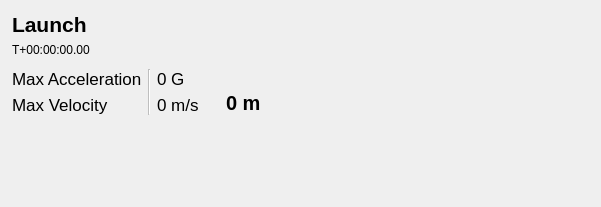
This is Frontend/Widgets/TimelineWidget/statesummarywidget.ui in WPI-HPRC/groundstation-2025 as Qt 5 draws it before an edit. The edited form follows.
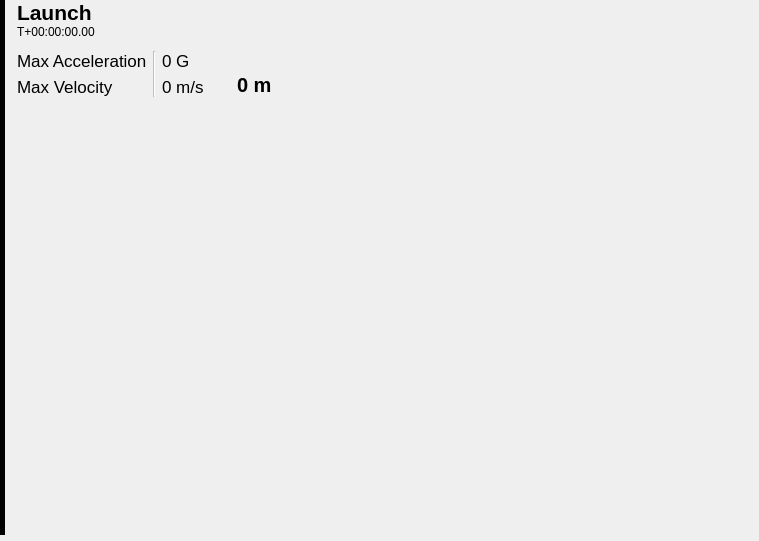
This is the edited form.

Diff of the .ui file:
```diff
--- a/Frontend/Widgets/TimelineWidget/statesummarywidget.ui
+++ b/Frontend/Widgets/TimelineWidget/statesummarywidget.ui
@@ -6,14 +6,14 @@
    <rect>
     <x>0</x>
     <y>0</y>
-    <width>601</width>
-    <height>207</height>
+    <width>759</width>
+    <height>541</height>
    </rect>
   </property>
   <property name="windowTitle">
    <string>StateSummaryWidget</string>
   </property>
-  <layout class="QGridLayout" name="gridLayout">
+  <layout class="QGridLayout" name="gridLayout" columnstretch="0,0,0,0">
    <property name="leftMargin">
     <number>0</number>
    </property>
@@ -24,59 +24,28 @@
     <number>0</number>
    </property>
    <property name="bottomMargin">
-    <number>0</number>
+    <number>6</number>
+   </property>
+   <property name="horizontalSpacing">
+    <number>12</number>
    </property>
    <property name="verticalSpacing">
     <number>6</number>
    </property>
-   <item row="0" column="0">
-    <widget class="QWidget" name="widget" native="true">
-     <layout class="QVBoxLayout" name="verticalLayout_4">
-      <property name="leftMargin">
-       <number>12</number>
-      </property>
-      <property name="topMargin">
-       <number>12</number>
-      </property>
-      <property name="rightMargin">
-       <number>12</number>
-      </property>
-      <property name="bottomMargin">
-       <number>0</number>
-      </property>
-      <item>
-       <widget class="QLabel" name="StateName">
-        <property name="font">
-         <font>
-          <pointsize>16</pointsize>
-          <italic>false</italic>
-          <bold>true</bold>
-          <underline>false</underline>
-          <kerning>true</kerning>
-         </font>
-        </property>
-        <property name="text">
-         <string>Launch</string>
-        </property>
-        <property name="alignment">
-         <set>Qt::AlignmentFlag::AlignLeading|Qt::AlignmentFlag::AlignLeft|Qt::AlignmentFlag::AlignVCenter</set>
-        </property>
-       </widget>
-      </item>
-      <item>
-       <widget class="QLabel" name="TimeLabel">
-        <property name="text">
-         <string>T+00:00:00.00</string>
-        </property>
-        <property name="alignment">
-         <set>Qt::AlignmentFlag::AlignLeading|Qt::AlignmentFlag::AlignLeft|Qt::AlignmentFlag::AlignVCenter</set>
-        </property>
-       </widget>
-      </item>
-     </layout>
-    </widget>
+   <item row="3" column="1">
+    <spacer name="verticalSpacer">
+     <property name="orientation">
+      <enum>Qt::Orientation::Vertical</enum>
+     </property>
+     <property name="sizeHint" stdset="0">
+      <size>
+       <width>20</width>
+       <height>40</height>
+      </size>
+     </property>
+    </spacer>
    </item>
-   <item row="0" column="1" rowspan="3">
+   <item row="0" column="2" rowspan="3">
     <widget class="QWidget" name="widget_2" native="true">
      <property name="font">
       <font>
@@ -85,7 +54,7 @@
      </property>
      <layout class="QVBoxLayout" name="verticalLayout">
       <property name="topMargin">
-       <number>12</number>
+       <number>0</number>
       </property>
       <property name="bottomMargin">
        <number>0</number>
@@ -110,7 +79,7 @@
      </layout>
     </widget>
    </item>
-   <item row="2" column="0">
+   <item row="2" column="1">
     <widget class="QFrame" name="Frame3">
      <property name="minimumSize">
       <size>
@@ -126,7 +95,7 @@
      </property>
      <layout class="QHBoxLayout" name="horizontalLayout_2">
       <property name="leftMargin">
-       <number>12</number>
+       <number>0</number>
       </property>
       <property name="topMargin">
        <number>0</number>
@@ -264,20 +233,60 @@
      </layout>
     </widget>
    </item>
-   <item row="3" column="0">
-    <spacer name="verticalSpacer">
-     <property name="orientation">
-      <enum>Qt::Orientation::Vertical</enum>
-     </property>
-     <property name="sizeHint" stdset="0">
-      <size>
-       <width>20</width>
-       <height>40</height>
-      </size>
-     </property>
-    </spacer>
+   <item row="0" column="1">
+    <widget class="QWidget" name="widget" native="true">
+     <layout class="QVBoxLayout" name="verticalLayout_4">
+      <property name="spacing">
+       <number>0</number>
+      </property>
+      <property name="leftMargin">
+       <number>0</number>
+      </property>
+      <property name="topMargin">
+       <number>0</number>
+      </property>
+      <property name="rightMargin">
+       <number>12</number>
+      </property>
+      <property name="bottomMargin">
+       <number>0</number>
+      </property>
+      <item>
+       <widget class="QLabel" name="StateName">
+        <property name="font">
+         <font>
+          <pointsize>16</pointsize>
+          <italic>false</italic>
+          <bold>true</bold>
+          <underline>false</underline>
+          <kerning>true</kerning>
+         </font>
+        </property>
+        <property name="text">
+         <string>Launch</string>
+        </property>
+        <property name="alignment">
+         <set>Qt::AlignmentFlag::AlignLeading|Qt::AlignmentFlag::AlignLeft|Qt::AlignmentFlag::AlignTop</set>
+        </property>
+        <property name="indent">
+         <number>0</number>
+        </property>
+       </widget>
+      </item>
+      <item>
+       <widget class="QLabel" name="TimeLabel">
+        <property name="text">
+         <string>T+00:00:00.00</string>
+        </property>
+        <property name="alignment">
+         <set>Qt::AlignmentFlag::AlignLeading|Qt::AlignmentFlag::AlignLeft|Qt::AlignmentFlag::AlignVCenter</set>
+        </property>
+       </widget>
+      </item>
+     </layout>
+    </widget>
    </item>
-   <item row="0" column="2">
+   <item row="0" column="3">
     <spacer name="horizontalSpacer">
      <property name="orientation">
       <enum>Qt::Orientation::Horizontal</enum>
@@ -290,6 +299,65 @@
      </property>
     </spacer>
    </item>
+   <item row="0" column="0" rowspan="4">
+    <widget class="Line" name="ProgressBar">
+     <property name="minimumSize">
+      <size>
+       <width>5</width>
+       <height>0</height>
+      </size>
+     </property>
+     <property name="palette">
+      <palette>
+       <active>
+        <colorrole role="Shadow">
+         <brush brushstyle="SolidPattern">
+          <color alpha="255">
+           <red>0</red>
+           <green>0</green>
+           <blue>0</blue>
+          </color>
+         </brush>
+        </colorrole>
+       </active>
+       <inactive>
+        <colorrole role="Shadow">
+         <brush brushstyle="SolidPattern">
+          <color alpha="255">
+           <red>0</red>
+           <green>0</green>
+           <blue>0</blue>
+          </color>
+         </brush>
+        </colorrole>
+       </inactive>
+       <disabled>
+        <colorrole role="Shadow">
+         <brush brushstyle="SolidPattern">
+          <color alpha="255">
+           <red>0</red>
+           <green>0</green>
+           <blue>0</blue>
+          </color>
+         </brush>
+        </colorrole>
+       </disabled>
+      </palette>
+     </property>
+     <property name="frameShadow">
+      <enum>QFrame::Shadow::Plain</enum>
+     </property>
+     <property name="lineWidth">
+      <number>5</number>
+     </property>
+     <property name="midLineWidth">
+      <number>5</number>
+     </property>
+     <property name="orientation">
+      <enum>Qt::Orientation::Vertical</enum>
+     </property>
+    </widget>
+   </item>
   </layout>
  </widget>
  <resources/>
```
